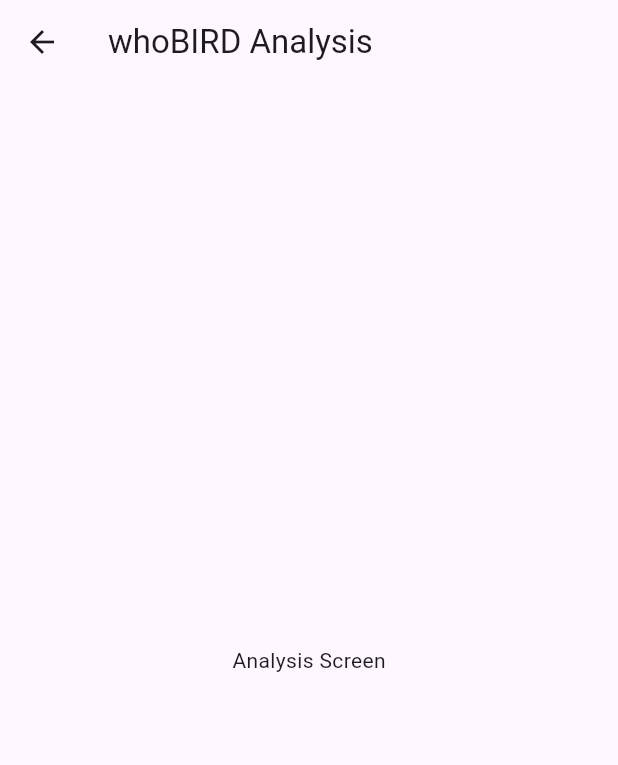
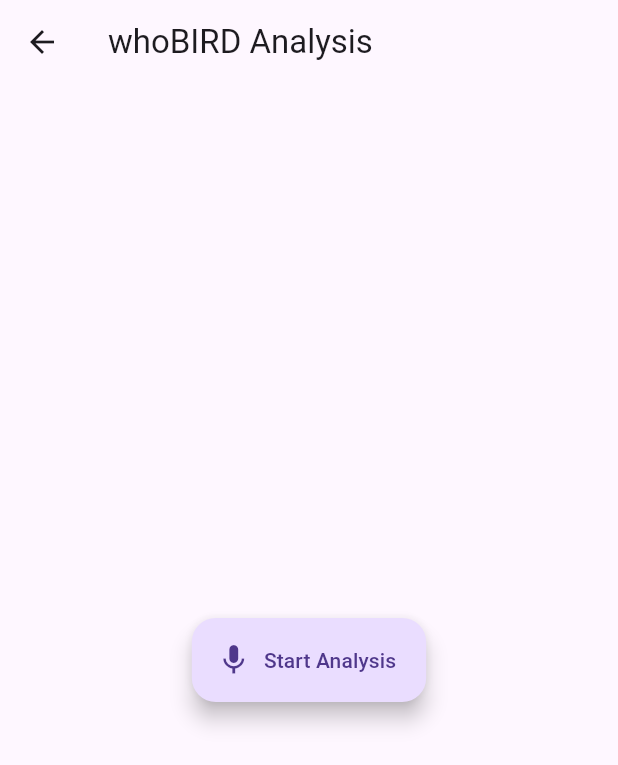
Before and after one commit to miscdec/whobird_flutter, a Flutter app: the MainAnalysisScreen screen opened directly, on a phone screen of 412 x 824 dp. Shown: the top 765 px of the screen. Run offline on Flutter 3.47's test engine with Material 3 defaults, Android fonts, the phone set to English and light mode, and no system bars; our stand-ins replace bloc, drift, equatable, flutter_bloc, geolocator, get_it; missing offline and left inert: mic_stream, tflite_flutter; accounts and stored records are empty; network calls fail; project files that could hold a hidden picture were left out.

Commit message:
feat(presentation): Implement main analysis screen UI and logic
This commit implements the UI for the main analysis screen. It includes:
- A `BlocBuilder` to display detections and handle different states from the `AnalysisBloc`.
- A control button to dispatch `StartAnalysis` and `StopAnalysis` events.
- A widget test to verify the screen's behavior for initial and in-progress states.

```diff
--- a/lib/presentation/screens/main_analysis_screen.dart
+++ b/lib/presentation/screens/main_analysis_screen.dart
@@ -1,17 +1,77 @@
 import 'package:flutter/material.dart';
+import 'package:flutter_bloc/flutter_bloc.dart';
+import 'package:whobird_flutter/presentation/bloc/analysis/analysis_bloc.dart';
 
 class MainAnalysisScreen extends StatelessWidget {
   const MainAnalysisScreen({super.key});
 
   @override
   Widget build(BuildContext context) {
-    return const Scaffold(
+    return Scaffold(
       appBar: AppBar(
-        title: Text('whoBIRD Analysis'),
+        title: const Text('whoBIRD Analysis'),
       ),
-      body: Center(
-        child: Text('Analysis Screen'),
+      body: BlocBuilder<AnalysisBloc, AnalysisState>(
+        builder: (context, state) {
+          if (state is AnalysisInProgress) {
+            return Column(
+              children: [
+                Expanded(
+                  child: state.detections.isEmpty
+                      ? const Center(child: Text('Listening...'))
+                      : ListView.builder(
+                          itemCount: state.detections.length,
+                          itemBuilder: (context, index) {
+                            final detection = state.detections[index];
+                            return ListTile(
+                              title: Text(detection.label),
+                              trailing: Text(
+                                  '${(detection.score * 100).toStringAsFixed(1)}%'),
+                            );
+                          },
+                        ),
+                ),
+                const SizedBox(height: 16),
+                _buildControlButton(context, isRecording: true),
+                const SizedBox(height: 16),
+              ],
+            );
+          }
+          if (state is AnalysisPaused || state is AnalysisInitial) {
+            return Center(
+              child: _buildControlButton(context, isRecording: false),
+            );
+          }
+          if (state is AnalysisFailure) {
+            return Center(
+              child: Column(
+                mainAxisAlignment: MainAxisAlignment.center,
+                children: [
+                  Text('An error occurred: ${state.message}'),
+                  const SizedBox(height: 16),
+                  _buildControlButton(context, isRecording: false),
+                ],
+              ),
+            );
+          }
+          return Container(); // Should not happen
+        },
       ),
     );
   }
+
+  Widget _buildControlButton(BuildContext context, {required bool isRecording}) {
+    return FloatingActionButton.extended(
+      onPressed: () {
+        final bloc = context.read<AnalysisBloc>();
+        if (isRecording) {
+          bloc.add(StopAnalysis());
+        } else {
+          bloc.add(StartAnalysis());
+        }
+      },
+      label: Text(isRecording ? 'Stop' : 'Start Analysis'),
+      icon: Icon(isRecording ? Icons.stop : Icons.mic),
+    );
+  }
 }
```
Also changed, not shown: 1 other file.
